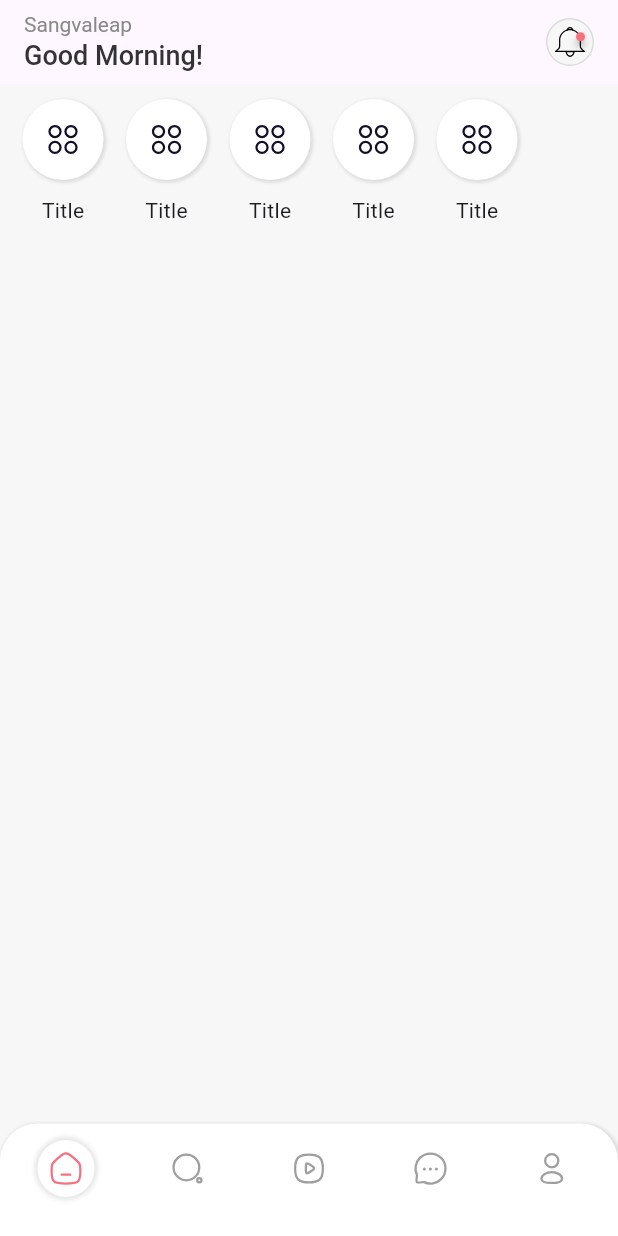
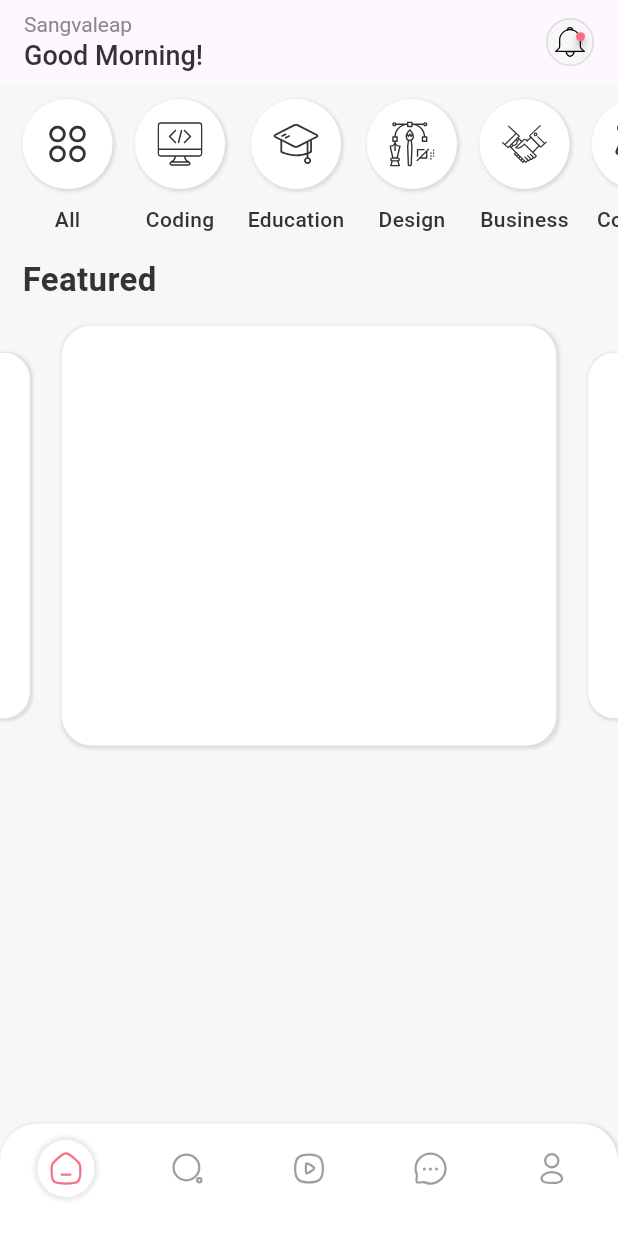
Before and after one commit to btxuyenhcmus/course-app, a Flutter app: the screen it shows after launch, on a phone screen of 412 x 824 dp. Run offline on Flutter 3.47's test engine with Material 3 defaults, Android fonts, the phone set to English and light mode, and no system bars; drawn by our look-alikes of badges, carousel_slider; our stand-ins replace flutter_svg.

Commit message:
[ADD] home.dart: added getCategories

```diff
--- a/lib/screens/home.dart
+++ b/lib/screens/home.dart
@@ -1,5 +1,7 @@
+import 'package:carousel_slider/carousel_slider.dart';
 import 'package:flutter/material.dart';
 import 'package:flutter_application_1/theme/color.dart';
+import 'package:flutter_application_1/utils/data.dart';
 import 'package:flutter_application_1/widgets/category_box.dart';
 import 'package:flutter_application_1/widgets/notification_box.dart';
 import 'package:flutter_svg/svg.dart';
@@ -60,11 +62,53 @@ class _HomePageState extends State<HomePage> {
   Widget buildBody() {
     return SingleChildScrollView(
       child: Column(
+        crossAxisAlignment: CrossAxisAlignment.start,
         children: [
           getCategories(),
+          Padding(
+            padding: EdgeInsets.fromLTRB(15, 5, 15, 10),
+            child: Text(
+              "Featured",
+              style: TextStyle(
+                color: AppColor.textColor,
+                fontWeight: FontWeight.w600,
+                fontSize: 22,
+              ),
+            ),
+          ),
+          getFeatures(),
         ],
       ),
     );
+  }
+
+  Widget getFeatures() {
+    return CarouselSlider(
+        options: CarouselOptions(
+          height: 290,
+          enlargeCenterPage: true,
+          disableCenter: true,
+        ),
+        items: [
+          Container(
+            width: 270,
+            height: 290,
+            padding: EdgeInsets.all(10),
+            margin: EdgeInsets.only(bottom: 5, top: 5),
+            decoration: BoxDecoration(
+              color: Colors.white,
+              borderRadius: BorderRadius.circular(20),
+              boxShadow: [
+                BoxShadow(
+                  color: AppColor.shadowColor.withOpacity(.1),
+                  spreadRadius: 1,
+                  blurRadius: 1,
+                  offset: Offset(1, 1),
+                ),
+              ],
+            ),
+          )
+        ]);
   }
 
   Widget getCategories() {
@@ -73,10 +117,12 @@ class _HomePageState extends State<HomePage> {
       scrollDirection: Axis.horizontal,
       child: Row(
         children: List.generate(
-          5,
+          categories.length,
           (index) => Padding(
             padding: const EdgeInsets.only(right: 15),
-            child: CategoryBox(),
+            child: CategoryBox(
+              data: categories[index],
+            ),
           ),
         ),
       ),
--- /dev/null
+++ b/lib/utils/data.dart
@@ -0,0 +1,11 @@
+List categories = [
+  {"name": "All", "icon": "assets/icons/categories/all.svg"},
+  {"name": "Coding", "icon": "assets/icons/categories/coding.svg"},
+  {"name": "Education", "icon": "assets/icons/categories/education.svg"},
+  {"name": "Design", "icon": "assets/icons/categories/design.svg"},
+  {"name": "Business", "icon": "assets/icons/categories/business.svg"},
+  {"name": "Cooking", "icon": "assets/icons/categories/cooking.svg"},
+  {"name": "Music", "icon": "assets/icons/categories/music.svg"},
+  {"name": "Art", "icon": "assets/icons/categories/art.svg"},
+  {"name": "Finance", "icon": "assets/icons/categories/finance.svg"},
+];
--- a/lib/widgets/category_box.dart
+++ b/lib/widgets/category_box.dart
@@ -3,7 +3,8 @@ import 'package:flutter_application_1/theme/color.dart';
 import 'package:flutter_svg/svg.dart';
 
 class CategoryBox extends StatelessWidget {
-  const CategoryBox({super.key});
+  const CategoryBox({super.key, required this.data});
+  final data;
 
   @override
   Widget build(BuildContext context) {
@@ -23,12 +24,25 @@ class CategoryBox extends StatelessWidget {
               ),
             ],
           ),
-          child: SvgPicture.asset("assets/icons/categories/all.svg"),
+          child: SvgPicture.asset(
+            data["icon"],
+            width: 30,
+            height: 30,
+            color: AppColor.textColor,
+          ),
         ),
         SizedBox(
           height: 10,
         ),
-        Text("Title"),
+        Text(
+          data["name"],
+          maxLines: 1,
+          overflow: TextOverflow.fade,
+          style: TextStyle(
+            color: AppColor.textColor,
+            fontWeight: FontWeight.w500,
+          ),
+        ),
       ],
     );
   }
--- a/pubspec.yaml
+++ b/pubspec.yaml
@@ -15,6 +15,8 @@ dependencies:
   cupertino_icons: ^1.0.8
   flutter_svg: ^2.0.16
   badges: ^3.1.2
+  carousel_slider: ^5.0.0
+  cached_network_image: ^3.4.1
 
 dev_dependencies:
   flutter_test:
```
Also changed, not shown: pubspec.lock, 1 other file.
